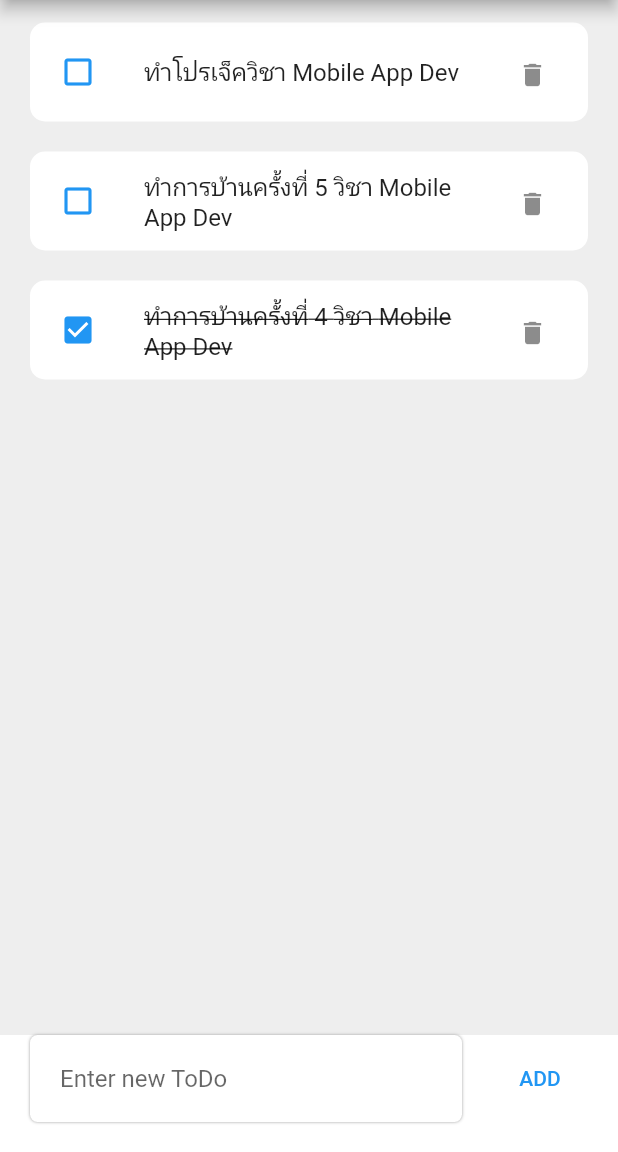
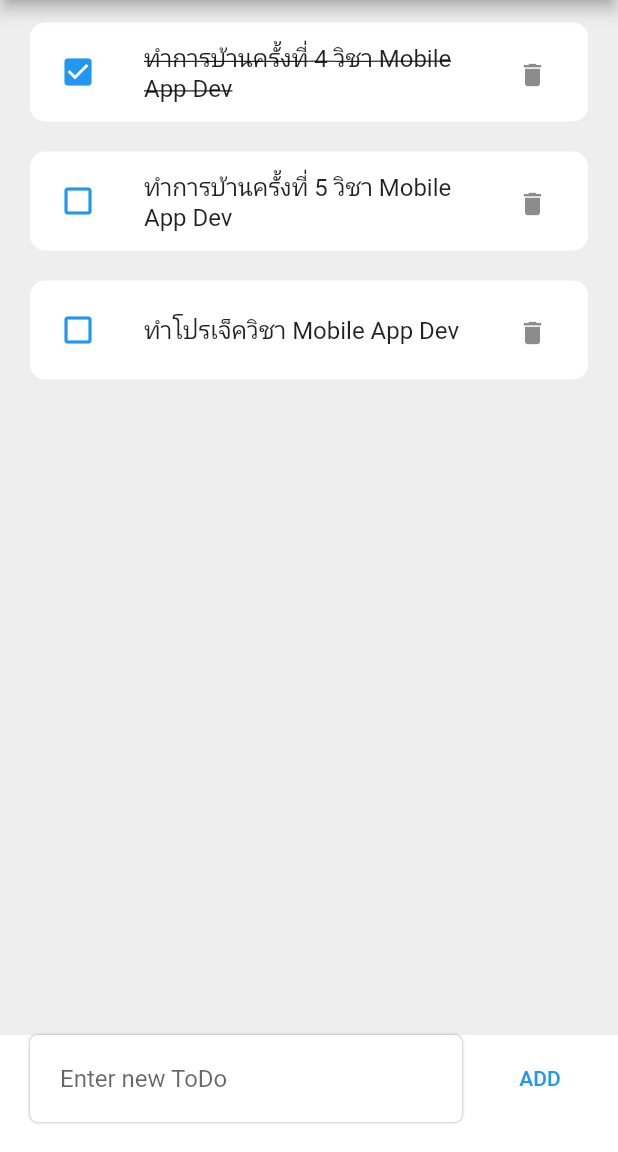
Before and after one commit to PraeJi/my_todo, a Flutter app: the screen it shows after launch, on a phone screen of 412 x 824 dp, the part 84-1236 px from its top. Run offline on Flutter 3.47's test engine with Material 2 defaults, Android fonts, the phone set to English and light mode, and no system bars.

Commit message:
my to do

```diff
--- a/lib/todo.dart
+++ b/lib/todo.dart
@@ -11,9 +11,9 @@ class ToDo {
 
   static List<ToDo> todoList() {
     return [
-      ToDo(id: '01', todoText: 'ทำการบ้านครั้งที่ 4 วิชา Mobile App Dev', isDone: true ),
+      ToDo(id: '01', todoText: 'ทำโปรเจ็ควิชา Mobile App Dev' ),
       ToDo(id: '02', todoText: 'ทำการบ้านครั้งที่ 5 วิชา Mobile App Dev',),
-      ToDo(id: '03', todoText: 'ทำโปรเจ็ควิชา Mobile App Dev', ),
+      ToDo(id: '03', todoText: 'ทำการบ้านครั้งที่ 4 วิชา Mobile App Dev', isDone: true, ),
     ];
   }
 }
```
